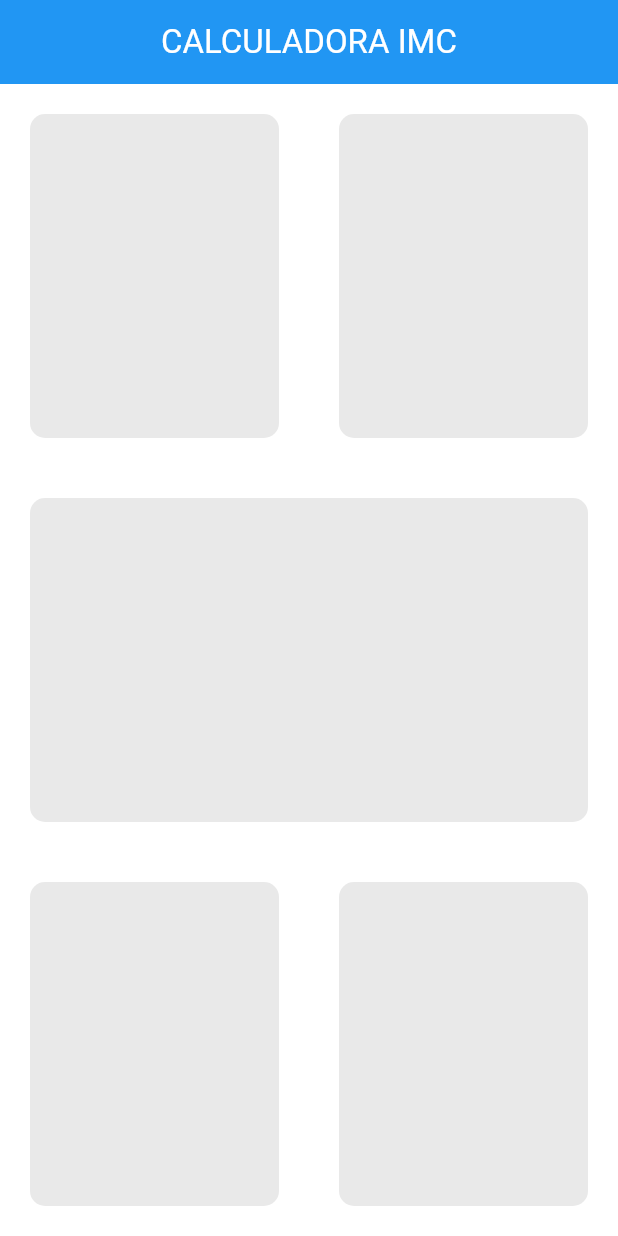
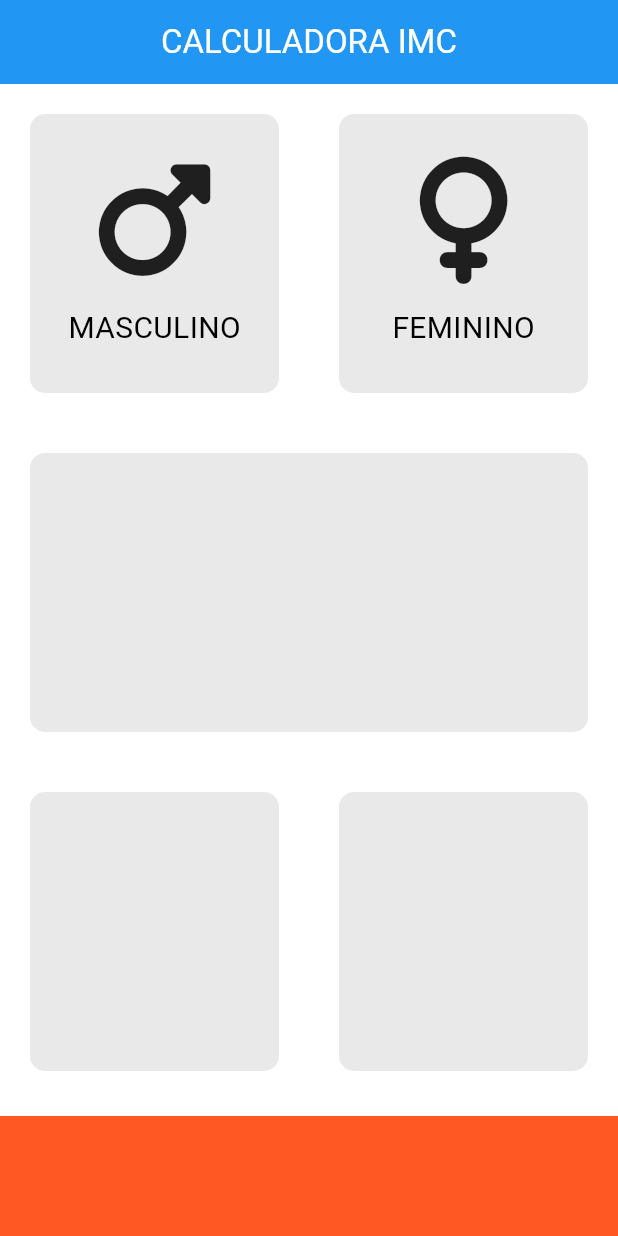
Before and after one commit to WanCarvalho/imc-calc-flutter, a Flutter app: the screen it shows after launch, on a phone screen of 412 x 824 dp. Run offline on Flutter 3.47's test engine with Material 3 defaults, Android fonts, the phone set to English and light mode, and no system bars; our stand-ins replace font_awesome_flutter.

Commit message:
feat: adicionando widgets para conteudo das boxes

```diff
--- /dev/null
+++ b/lib/card_padrao.dart
@@ -0,0 +1,20 @@
+import 'package:flutter/material.dart';
+
+class CardPadrao extends StatelessWidget {
+  CardPadrao({required this.cor, this.filhoCartao});
+
+  final Color cor;
+  final Widget? filhoCartao;
+
+  @override
+  Widget build(BuildContext context) {
+    return Container(
+      margin: const EdgeInsets.all(20),
+      decoration: BoxDecoration(
+        borderRadius: BorderRadius.circular(10),
+        color: cor,
+      ),
+      child: filhoCartao,
+    );
+  }
+}
--- /dev/null
+++ b/lib/conteudo_icone.dart
@@ -0,0 +1,33 @@
+import 'package:flutter/material.dart';
+
+const descricaoTextStyle = TextStyle(fontSize: 20.0, color: Colors.black);
+
+class ConteudoIcone extends StatelessWidget {
+  ConteudoIcone({
+    this.descricao,
+    this.icone,
+  });
+
+  final IconData? icone;
+  final String? descricao;
+
+  @override
+  Widget build(BuildContext context) {
+    return Column(
+      mainAxisAlignment: MainAxisAlignment.center,
+      children: [
+        Icon(
+          icone,
+          size: 85.0,
+        ),
+        const SizedBox(
+          height: 15.0,
+        ),
+        Text(
+          descricao ?? '',
+          style: descricaoTextStyle,
+        ),
+      ],
+    );
+  }
+}
--- a/lib/tela_principal.dart
+++ b/lib/tela_principal.dart
@@ -1,4 +1,11 @@
 import 'package:flutter/material.dart';
+import 'package:font_awesome_flutter/font_awesome_flutter.dart';
+import 'card_padrao.dart';
+import 'conteudo_icone.dart';
+
+const alturaContainerInferior = 80.0;
+const corCardPadrao = Color(0xFFE9E9E9);
+const corContainerInferior = Color(0xFFFF5822);
 
 class TelaPrincipal extends StatefulWidget {
   @override
@@ -25,48 +32,45 @@ class _TelaPrincipalState extends State<TelaPrincipal> {
             child: Row(
               children: [
                 Expanded(
-                  child: CardPadrao(cor: const Color(0xFFE9E9E9))
+                  child: CardPadrao(
+                    cor: corCardPadrao,
+                    filhoCartao: ConteudoIcone(
+                      icone: FontAwesomeIcons.mars,
+                      descricao: 'MASCULINO',
+                    ),
+                  ),
                 ),
                 Expanded(
-                  child: CardPadrao(cor: const Color(0xFFE9E9E9))
+                  child: CardPadrao(
+                    cor: corCardPadrao,
+                    filhoCartao: ConteudoIcone(
+                      icone: FontAwesomeIcons.venus,
+                      descricao: 'FEMININO',
+                    ),
+                  ),
                 ),
               ],
             ),
           ),
-          Expanded(
-            child: CardPadrao(cor: const Color(0xFFE9E9E9))
-          ),
+          Expanded(child: CardPadrao(cor: corCardPadrao)),
           Expanded(
             child: Row(
               children: [
+                Expanded(child: CardPadrao(cor: corCardPadrao)),
                 Expanded(
-                  child: CardPadrao(cor: const Color(0xFFE9E9E9))
-                ),
-                Expanded(
-                  child: CardPadrao(cor: const Color(0xFFE9E9E9)),
+                  child: CardPadrao(cor: corCardPadrao),
                 ),
               ],
             ),
+          ),
+          Container(
+            color: corContainerInferior,
+            margin: const EdgeInsets.only(top: 10),
+            width: double.infinity,
+            height: alturaContainerInferior,
           ),
         ],
       ),
     );
   }
 }
-
-class CardPadrao extends StatelessWidget {
-  CardPadrao({required this.cor});
-
-  Color cor;
-
-  @override
-  Widget build(BuildContext context) {
-    return Container(
-      margin: const EdgeInsets.all(20),
-      decoration: BoxDecoration(
-        borderRadius: BorderRadius.circular(10),
-        color: cor,
-      ),
-    );
-  }
-}
--- a/pubspec.yaml
+++ b/pubspec.yaml
@@ -35,6 +35,7 @@ dependencies:
   # The following adds the Cupertino Icons font to your application.
   # Use with the CupertinoIcons class for iOS style icons.
   cupertino_icons: ^1.0.8
+  font_awesome_flutter: ^10.7.0
 
 dev_dependencies:
   flutter_test:
```
Also changed, not shown: pubspec.lock.
